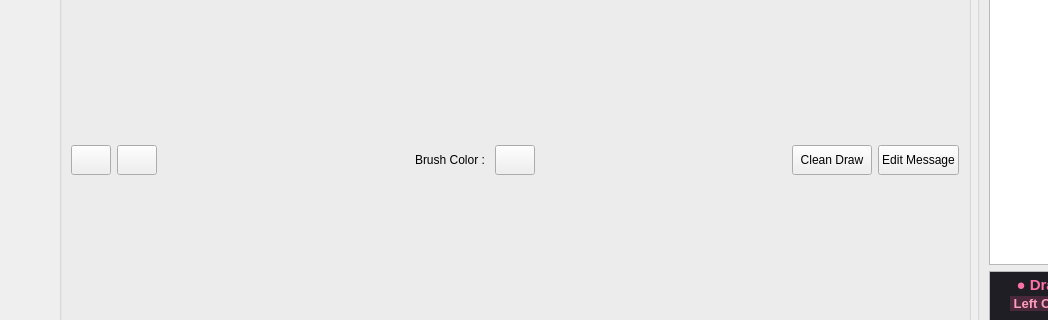
First picture: the form in interface/CommentEditor.ui, repository tonmaiart/UkoreShot, before the edit; both pictures show x 0 to 1048 and y 122 to 442 of the 1264 by 848 pixel window.
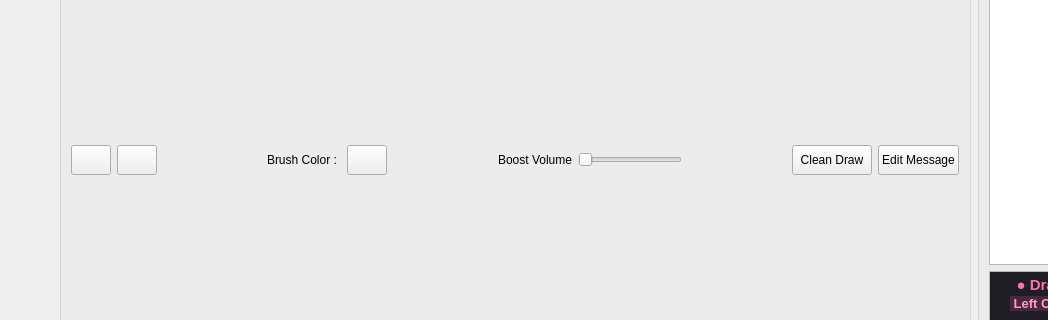
Second picture: the form after the edit.

What changed in the file:
```diff
--- a/interface/CommentEditor.ui
+++ b/interface/CommentEditor.ui
@@ -241,6 +241,39 @@
                  </property>
                 </spacer>
                </item>
+               <item>
+                <widget class="QLabel" name="label_2">
+                 <property name="text">
+                  <string>Boost Volume</string>
+                 </property>
+                </widget>
+               </item>
+               <item>
+                <widget class="QSlider" name="horizontalSlider_boost_volume">
+                 <property name="minimum">
+                  <number>100</number>
+                 </property>
+                 <property name="maximum">
+                  <number>300</number>
+                 </property>
+                 <property name="orientation">
+                  <enum>Qt::Horizontal</enum>
+                 </property>
+                </widget>
+               </item>
+               <item>
+                <spacer name="horizontalSpacer">
+                 <property name="orientation">
+                  <enum>Qt::Horizontal</enum>
+                 </property>
+                 <property name="sizeHint" stdset="0">
+                  <size>
+                   <width>40</width>
+                   <height>20</height>
+                  </size>
+                 </property>
+                </spacer>
+               </item>
                <item>
                 <widget class="QPushButton" name="pushButton_clear_frame">
                  <property name="minimumSize">
```
